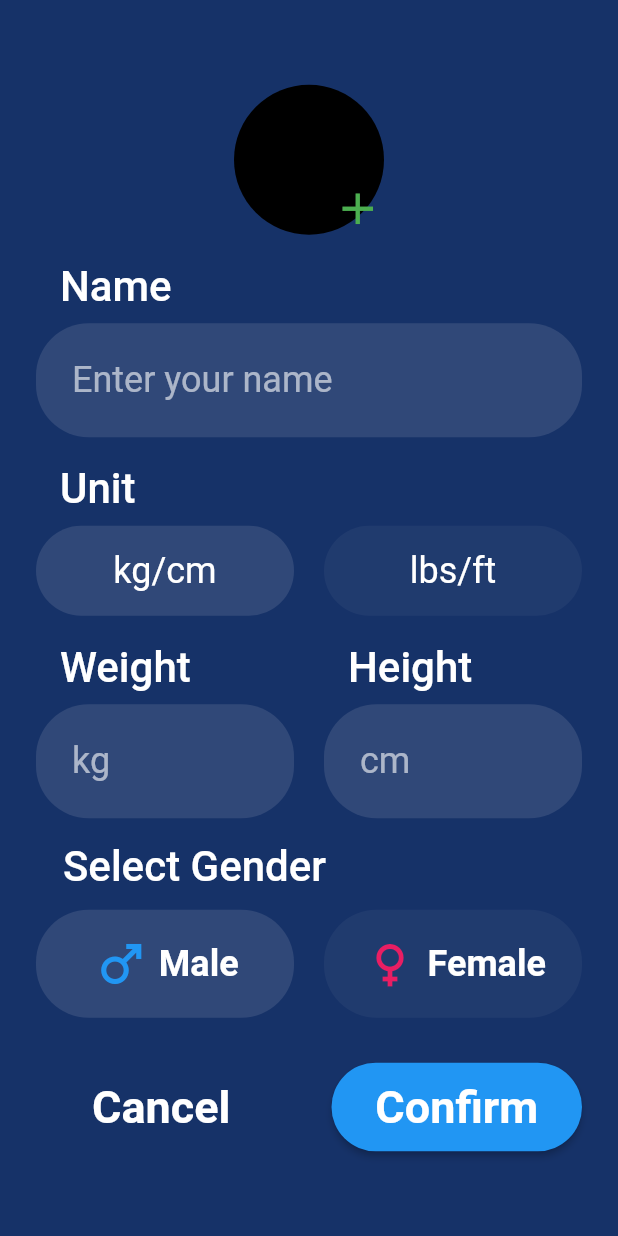
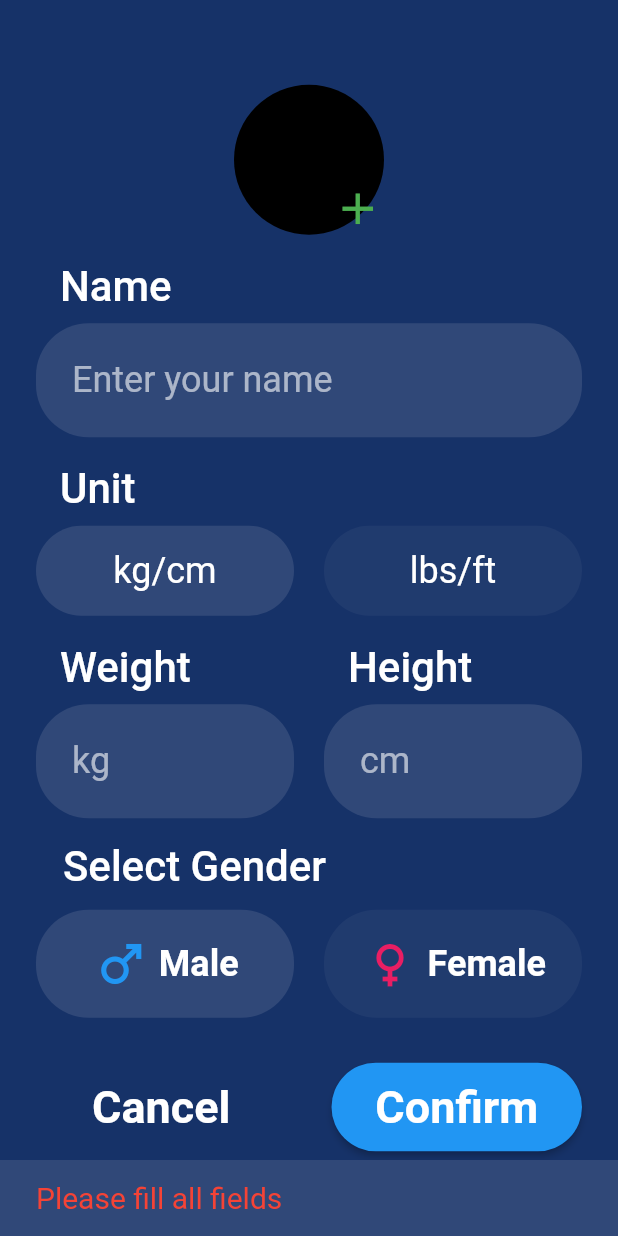
Before and after one commit to phone-myint-aung/healthy_step, a Flutter app: the FormPage screen opened directly, after a tap on "Confirm", on a phone screen of 412 x 824 dp. Run offline on Flutter 3.47's test engine with Material 2 defaults, Android fonts, the phone set to English and light mode, and no system bars; our stand-ins replace animated_splash_screen, auto_route, fl_chart, font_awesome_flutter, hive, hive_flutter and 6 more; accounts and stored records are empty.

Commit message:
11/9 image_picker

```diff
--- a/lib/models/user_model.dart
+++ b/lib/models/user_model.dart
@@ -1,3 +1,5 @@
+import 'dart:typed_data';
+
 import 'package:hive/hive.dart';
 
 part 'user_model.g.dart';
@@ -14,4 +16,6 @@ class UserName extends HiveObject {
   late bool isSIUnit;
   @HiveField(4)
   late bool isMale;
+  @HiveField(5)
+  late Uint8List avaterImage;
 }
--- a/lib/pages/food_detail_page.dart
+++ b/lib/pages/food_detail_page.dart
@@ -12,7 +12,8 @@ class FoodInfoPage extends StatelessWidget {
 
   @override
   Widget build(BuildContext context) {
-    return Scaffold(
+    return SafeArea(
+      child: Scaffold(
         body: SingleChildScrollView(
           clipBehavior: Clip.none,
           child: Column(
@@ -94,6 +95,7 @@ class FoodInfoPage extends StatelessWidget {
               ),
               BottomContainer(meal),
             ],
+          ),
         ),
       ),
     );
--- a/lib/pages/food_page.dart
+++ b/lib/pages/food_page.dart
@@ -11,7 +11,8 @@ class FoodPage extends StatelessWidget {
 
   @override
   Widget build(BuildContext context) {
-    return Scaffold(
+    return SafeArea(
+      child: Scaffold(
         body: SingleChildScrollView(
           child: Container(
             child: Column(
@@ -84,6 +85,7 @@ class FoodPage extends StatelessWidget {
                 MealScrollView(dinner),
                 SizedBox(height: 24),
               ],
+            ),
           ),
         ),
       ),
--- a/lib/pages/form_page.dart
+++ b/lib/pages/form_page.dart
@@ -1,8 +1,12 @@
+import 'dart:io';
+
 import 'package:auto_route/auto_route.dart';
 import 'package:flutter/material.dart';
+import 'package:healthy_step/constants/colors.dart';
 import 'package:healthy_step/models/user_model.dart';
 import 'package:healthy_step/router/router.gr.dart';
 import 'package:hive_flutter/hive_flutter.dart';
+import 'package:image_picker/image_picker.dart';
 
 class FormPage extends StatefulWidget {
   const FormPage({
@@ -20,11 +24,26 @@ class _FormPageState extends State<FormPage> {
   TextEditingController heightController = TextEditingController();
   bool isSI = true;
   bool isMale = true;
+  late File imagePicked;
+  bool isPicked = false;
   @override
   void initState() {
     super.initState();
     nameBox = Hive.box<UserName>('NameBox');
     nameController.addListener(() => setState(() {}));
+  }
+
+  Future<void> pickImage() async {
+    final ImagePicker _picker = ImagePicker();
+    XFile? pickedFile = await _picker.pickImage(source: ImageSource.gallery);
+    if (pickedFile != null) {
+      setState(() {
+        imagePicked = File(pickedFile.path);
+        isPicked = true;
+      });
+    } else {
+      isPicked = false;
+    }
   }
 
   @override
@@ -46,14 +65,22 @@ class _FormPageState extends State<FormPage> {
                   child: Stack(
                     alignment: Alignment.bottomRight,
                     children: [
-                      CircleAvatar(
+                      (isPicked)
+                          ? CircleAvatar(
+                              backgroundImage: FileImage(imagePicked),
+                              radius: 50,
+                            )
+                          : CircleAvatar(
+                              radius: 50,
                               backgroundColor: Colors.black,
-                        radius: 50,
                             ),
-                      Icon(
+                      GestureDetector(
+                        onTap: () => pickImage(),
+                        child: Icon(
                           Icons.add,
                           color: Colors.green,
                           size: 35,
+                        ),
                       ),
                     ],
                   ),
@@ -80,7 +107,7 @@ class _FormPageState extends State<FormPage> {
                             padding: EdgeInsets.symmetric(
                                 vertical: 12, horizontal: 24),
                             decoration: BoxDecoration(
-                              color: Color(0xFF304878),
+                              color: customContainerColor,
                               borderRadius: BorderRadius.circular(35),
                             ),
                             child: TextField(
@@ -143,8 +170,8 @@ class _FormPageState extends State<FormPage> {
                                           EdgeInsets.symmetric(vertical: 16),
                                       decoration: BoxDecoration(
                                         color: (isSI)
-                                            ? Color(0xFF304878)
-                                            : Color(0xFF304878)
+                                            ? customContainerColor
+                                            : customContainerColor
                                                 .withOpacity(0.4),
                                         borderRadius: BorderRadius.circular(35),
                                       ),
@@ -235,8 +262,9 @@ class _FormPageState extends State<FormPage> {
                                       'Male',
                                       Colors.blue,
                                       (isMale)
-                                          ? Color(0xFF304878)
-                                          : Color(0xFF304878).withOpacity(0.4)),
+                                          ? customContainerColor
+                                          : customContainerColor
+                                              .withOpacity(0.4)),
                                 ),
                               ),
                               SizedBox(width: 20),
@@ -252,8 +280,8 @@ class _FormPageState extends State<FormPage> {
                                     'Female',
                                     Colors.pink,
                                     (isMale)
-                                        ? Color(0xFF304878).withOpacity(0.4)
-                                        : Color(0xFF304878),
+                                        ? customContainerColor.withOpacity(0.4)
+                                        : customContainerColor,
                                   ),
                                 ),
                               ),
@@ -269,7 +297,8 @@ class _FormPageState extends State<FormPage> {
                           Expanded(
                             child: TextButton(
                               onPressed: () {
-                                AutoRouter.of(context).push(MainRoute(pageIndex: 3));
+                                AutoRouter.of(context)
+                                    .push(MainRoute(pageIndex: 3));
                               },
                               child: Center(
                                   child: Text(
@@ -289,9 +318,11 @@ class _FormPageState extends State<FormPage> {
                                 if (nameController.text.isNotEmpty &&
                                     weightController.text.isNotEmpty &&
                                     heightController.text.isNotEmpty) {
-                                  if (double.tryParse(weightController.text.toString()) ==
+                                  if (double.tryParse(weightController.text
+                                              .toString()) ==
                                           null ||
-                                      double.tryParse(heightController.text.toString()) ==
+                                      double.tryParse(heightController.text
+                                              .toString()) ==
                                           null) {
                                     setState(() {
                                       weightController.clear();
@@ -299,22 +330,43 @@ class _FormPageState extends State<FormPage> {
                                     });
                                     print(
                                         'weight and height field contain some character');
+                                    ScaffoldMessenger.of(context).showSnackBar(
+                                      bottomSnackBar(
+                                          errorText:
+                                              'Some fields must be number'),
+                                    );
                                   } else {
+                                    if (isPicked) {
                                       await nameBox.put(
                                         0,
                                         UserName()
                                           ..name = nameController.text
-                                        ..weight =
-                                            double.parse(weightController.text)
-                                        ..height =
-                                            double.parse(heightController.text)
+                                          ..weight = double.parse(
+                                              weightController.text)
+                                          ..height = double.parse(
+                                              heightController.text)
                                           ..isSIUnit = isSI
-                                        ..isMale = isMale,
+                                          ..isMale = isMale
+                                          ..avaterImage =
+                                              imagePicked.readAsBytesSync(),
                                       );
-                                   AutoRouter.of(context).push(MainRoute(pageIndex: 3));
+                                      AutoRouter.of(context)
+                                          .push(MainRoute(pageIndex: 3));
+                                    } else {
+                                      ScaffoldMessenger.of(context)
+                                          .showSnackBar(
+                                        bottomSnackBar(
+                                            errorText: 'Please pick an image'),
+                                      );
                                     }
-                                } else
+                                  }
+                                } else {
                                   print('fill all field');
+                                  ScaffoldMessenger.of(context).showSnackBar(
+                                    bottomSnackBar(
+                                        errorText: 'Please fill all fields'),
+                                  );
+                                }
                               },
                               child: Padding(
                                 padding:
@@ -347,6 +399,18 @@ class _FormPageState extends State<FormPage> {
           ),
         ),
       ),
+    );
+  }
+
+  SnackBar bottomSnackBar({required String errorText}) {
+    return SnackBar(
+      content: Text(
+        errorText,
+        style: TextStyle(color: Colors.red, fontSize: 20),
+      ),
+      backgroundColor: Color(0xFF304878),
+      elevation: 10,
+      duration: Duration(seconds: 1),
     );
   }
 }
@@ -426,7 +490,7 @@ class _TextFieldForUnitState extends State<TextFieldForUnit> {
           Container(
             padding: EdgeInsets.symmetric(vertical: 12, horizontal: 24),
             decoration: BoxDecoration(
-              color: Color(0xFF304878),
+              color: customContainerColor,
               borderRadius: BorderRadius.circular(35),
             ),
             child: Row(
--- a/pubspec.yaml
+++ b/pubspec.yaml
@@ -17,6 +17,7 @@ dependencies:
   font_awesome_flutter: ^9.1.0
   hive: ^2.0.4
   hive_flutter: ^1.1.0
+  image_picker: ^0.8.4
   introduction_screen: ^2.1.0
   pedometer: ^3.0.0
   percent_indicator: ^3.0.1
```
Also changed, not shown: lib/models/meal_data.dart (+41 -41 lines), lib/pages/home_page.dart (+10 -5 lines), lib/pages/profile_page.dart (+9 -6 lines), lib/pages/sign_in.dart (+67 -8 lines), lib/models/user_model.g.dart, pubspec.lock. Lines whose indentation alone changed are shown as unchanged.
